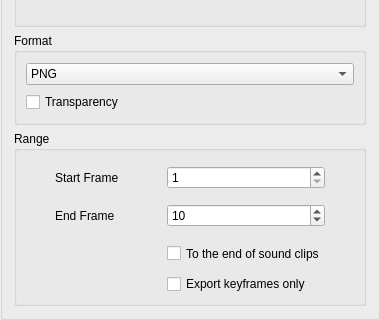
This is app/ui/exportimageoptions.ui in MakiNoAtorie/JustAnimate as Qt 5 draws it before an edit; both pictures show x 0 to 380 and y 180 to 500 of the 380 by 500 pixel window. The edited form follows.
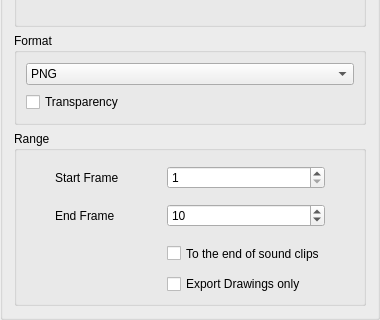
This is the edited form.

Commit message:
UI: Drawing and Exposure wording in menus, tooltips, timeline and Preferences
Fixes #185

What changed in the file:
```diff
--- a/app/ui/exportimageoptions.ui
+++ b/app/ui/exportimageoptions.ui
@@ -240,7 +240,7 @@
       <item row="3" column="2">
        <widget class="QCheckBox" name="cbExportKeyframesOnly">
         <property name="text">
-         <string>Export keyframes only</string>
+         <string>Export Drawings only</string>
         </property>
        </widget>
       </item>
```
Left out of the diff: 2 changed lines with no effect on the pictures. The commit also changes 18 other files.
